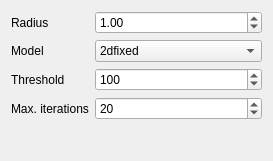
Before: the Qt Designer form sdt/gui/d3d_options.ui in schuetzgroup/sdt-python, drawn with Qt 5.
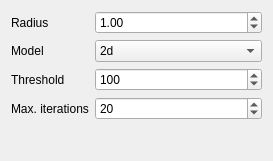
After: the same form once the commit is applied.

Commit message: locator: Use "2d" as the default daostorm_3d model

What changed in the file:
```diff
--- a/sdt/gui/d3d_options.ui
+++ b/sdt/gui/d3d_options.ui
@@ -40,6 +40,9 @@
    </item>
    <item row="1" column="1">
     <widget class="QComboBox" name="modelBox">
+     <property name="currentIndex">
+      <number>1</number>
+     </property>
      <item>
       <property name="text">
        <string>2dfixed</string>
```
